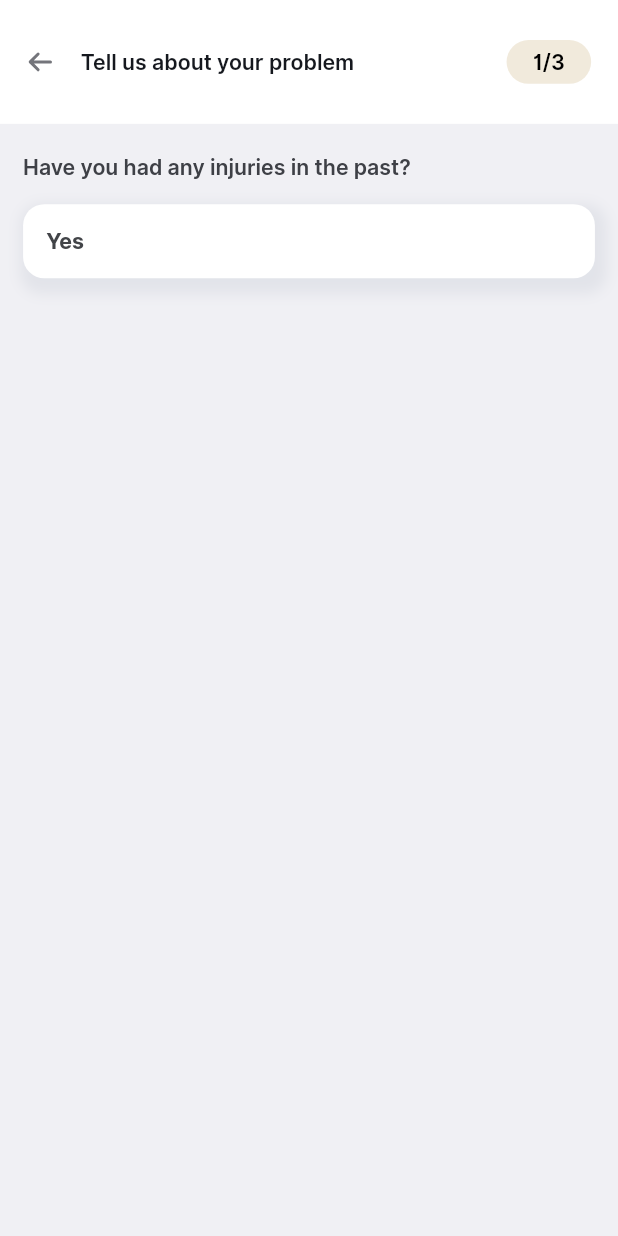
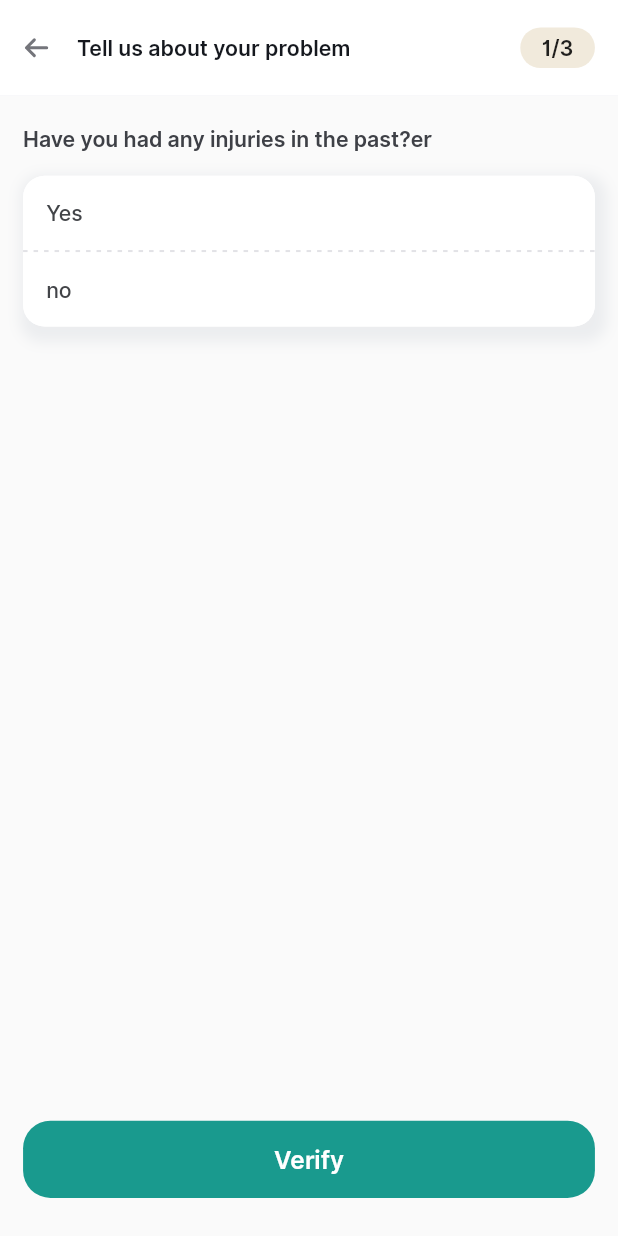
Before and after one commit to SomabhaiMistry/ths_user_app, a Flutter app: the AboutYourProblemView screen opened directly, on a phone screen of 412 x 824 dp. Run offline on Flutter 3.47's test engine with Material 2 defaults, Android fonts, the phone set to English and light mode, and no system bars; drawn by our look-alikes of dotted_line; our stand-ins replace flutter_screenutil, flutter_svg, pin_code_fields.

Commit message:
AboutYourProblemView.dart done by aakib

```diff
--- a/lib/Styles/my_colors.dart
+++ b/lib/Styles/my_colors.dart
@@ -3,6 +3,7 @@ import 'package:flutter/cupertino.dart';
 
 const white_ffffff = Color(0xFFffffff);
 const bg_btn_199a8e = Color(0xFF199a8e);
+const light_green_11199a8e = Color(0x11199a8e);
 const light_gray_f4f7f5 = Color(0xFFf4f7f5);
 const bg_gray_f0f0f4 = Color(0xFFf0f0f4);
 const title_black_15181e = Color(0xFF15181e);
@@ -17,4 +18,5 @@ const silver_box_f9fafb = Color(0xFFf9fafb);
 const silver_border_e5e7eb = Color(0xFFe5e7eb);
 const shadow_0x0f041d42 = Color(0x0f041d42);
 const orange_f3a581 = Color(0xFFf3a581);
+const orange_light_f1eadc = Color(0xFFf1eadc);
 const smoke_f5f5f5 = Color(0xFFf5f5f5);
--- a/lib/Styles/my_strings.dart
+++ b/lib/Styles/my_strings.dart
@@ -23,6 +23,7 @@ var str_twenty_nine = "29";
 var str_male = "Male";
 var str_female = "Female";
 var str_other = "Other";
+var str_have_you_had = "Have you had any injuries in the past?er";
 var str_mobile_verification = "Mobile Verification";
 var str_enter_verification_code = "Enter Verification Code";
 var str_enter_verification_code_send_your_mobile_no = "Enter code that we have sent to your number";
--- /dev/null
+++ b/lib/UIScreen/AboutYourProblemView.dart
@@ -0,0 +1,103 @@
+import 'package:flutter/material.dart';
+import 'package:flutter_screenutil/flutter_screenutil.dart';
+import 'package:flutter_svg/svg.dart';
+
+import '../Styles/my_colors.dart';
+import '../Styles/my_font.dart';
+import '../Styles/my_icons.dart';
+import 'FirstPage.dart';
+
+class AboutYourProblemView extends StatefulWidget {
+  const AboutYourProblemView({Key? key}) : super(key: key);
+
+  @override
+  State<AboutYourProblemView> createState() => _AboutYourProblemViewState();
+}
+
+class _AboutYourProblemViewState extends State<AboutYourProblemView> {
+  PageController controller = PageController();
+  List<Widget> _list = <Widget>[
+    new Center(child: new FirstPage()),
+    new Center(child: new FirstPage()),
+    new Center(child: new FirstPage()),
+  ];
+  int _curr = 0;
+
+  @override
+  Widget build(BuildContext context) {
+    return SafeArea(
+        child: Scaffold(
+      backgroundColor: bg_gray_f0f0f4,
+      body: Column(
+        mainAxisAlignment: MainAxisAlignment.start,
+        crossAxisAlignment: CrossAxisAlignment.start,
+        children: [
+
+          Container(
+            padding: EdgeInsets.symmetric(vertical: 18.h, horizontal: 14.w),
+            color: Colors.white,
+            child: Row(
+              mainAxisAlignment: MainAxisAlignment.start,
+              crossAxisAlignment: CrossAxisAlignment.center,
+              children: [
+                GestureDetector(
+                  onTap: () {
+                    Navigator.pop(context);
+                  },
+                  child: SvgPicture.asset(icon_back_arrow),
+                ),
+                SizedBox(
+                  width: 16.3.w,
+                ),
+                Expanded(
+                  flex: 1,
+                  child: Text(
+                    "Tell us about your problem",
+                    style: TextStyle(
+                        fontSize: 14.sp,
+                        color: title_black_15181e,
+                        fontFamily: interSemibold),
+                  ),
+                ),
+                Container(
+                  padding: EdgeInsets.symmetric(horizontal: 13.w,vertical: 5.h),
+                  decoration: BoxDecoration(
+                      borderRadius: BorderRadius.circular(26.r),
+                      color: orange_light_f1eadc
+                  ),
+                  child: Text(
+                    (_curr + 1).toString() + "/" + _list.length.toString(),
+
+                    textAlign: TextAlign.center,
+                    style: TextStyle(
+                        fontSize: 14.sp,
+                        color: Colors.black87,
+                        fontFamily: interSemibold,),
+                  ),
+                ),
+              ],
+            ),
+          ),
+
+
+          Expanded(
+            flex: 1,
+            child: PageView(
+              children: _list,
+              scrollDirection: Axis.horizontal,
+
+              // reverse: true,
+              // physics: BouncingScrollPhysics(),
+              controller: controller,
+              onPageChanged: (num) {
+                setState(() {
+                  _curr = num;
+                });
+              },
+            ),
+          ),
+        ],
+      ),
+    ));
+  }
+}
--- /dev/null
+++ b/lib/UIScreen/FirstPage.dart
@@ -0,0 +1,150 @@
+import 'package:dotted_line/dotted_line.dart';
+import 'package:flutter/material.dart';
+import 'package:flutter_screenutil/flutter_screenutil.dart';
+import 'package:ths_user_app/Styles/my_colors.dart';
+import 'package:ths_user_app/Styles/my_font.dart';
+
+import '../CommonLayout/box_shadow.dart';
+import '../CommonLayout/button.dart';
+import '../Styles/my_strings.dart';
+
+
+class FirstPage extends StatefulWidget {
+  const FirstPage({Key? key}) : super(key: key);
+
+  @override
+  State<FirstPage> createState() => _FirstPageState();
+}
+
+class _FirstPageState extends State<FirstPage> {
+
+  bool isYes = false;
+  bool isNo = false;
+
+  @override
+  Widget build(BuildContext context) {
+    return SafeArea(child: Scaffold(
+      body: Column(
+        mainAxisAlignment: MainAxisAlignment.start,
+        crossAxisAlignment: CrossAxisAlignment.start,
+        children: [
+          Expanded(
+            flex: 1,
+            child: Padding(
+              padding:  EdgeInsets.symmetric(horizontal: 14.w,vertical: 20.h),
+              child: Column(
+                mainAxisAlignment: MainAxisAlignment.start,
+                crossAxisAlignment: CrossAxisAlignment.start,
+                children: [
+
+                  // Have you had any injuries in the past?
+                  Text(
+                      str_have_you_had,
+                      style:  TextStyle(
+                          color: light_black_3e4046,
+                          fontFamily: interSemibold,
+                          fontStyle:  FontStyle.normal,
+                          fontSize: 14.sp
+                      ),
+                      textAlign: TextAlign.left
+                  ),
+
+                  SizedBox(height: 16.h,),
+
+                  Container(
+                    decoration: boxDecoration,
+                    child: Column(
+                      mainAxisAlignment: MainAxisAlignment.start,
+                      crossAxisAlignment: CrossAxisAlignment.start,
+                      children: [
+                        GestureDetector(
+                          onTap: (){
+                            setState(() {
+                              isYes =true;
+                              isNo =false;
+                            });
+                          },
+                          child: Container(
+                            padding:  EdgeInsets.symmetric(horizontal: 14.w,vertical: 16.h),
+                            decoration: BoxDecoration(
+                              color: isYes?light_green_11199a8e:Colors.white,
+                                borderRadius: BorderRadius.only(
+                            topRight: Radius.circular(14.r),
+                                topLeft: Radius.circular(14.r))
+                            ),
+                            child: Row(
+                              mainAxisAlignment: MainAxisAlignment.start,
+                              crossAxisAlignment: CrossAxisAlignment.start,
+                              children: [
+                                // Yes
+                                Text(
+                                    str_yes,
+                                    style:  TextStyle(
+                                        color:isYes?  bg_btn_199a8e:grays_424448,
+                                        fontFamily: interMedium,
+                                        fontStyle:  FontStyle.normal,
+                                        fontSize: 14.sp
+                                    ),
+                                    textAlign: TextAlign.left
+                                )
+                              ],
+                            ),
+                          ),
+                        ),
+                        DottedLine(
+                          direction: Axis.horizontal,
+                          lineLength: double.infinity,
+                          lineThickness: 1.5,
+                          dashLength: 3.0,
+                          dashColor:isYes? bg_btn_199a8e:line_gray_e2e2e6,
+                          dashGapLength: 4.0,
+                        ),
+
+                        GestureDetector(
+                          onTap: (){
+                            setState(() {
+                              isYes =false;
+                              isNo =true;
+                            });
+                          },
+                          child: Container(
+                            padding:  EdgeInsets.symmetric(horizontal: 14.w,vertical: 16.h),
+                            decoration: BoxDecoration(
+                                color: isNo?light_green_11199a8e:Colors.white,
+                                borderRadius: BorderRadius.only(
+                                    bottomLeft: Radius.circular(14.r),
+                                    bottomRight: Radius.circular(14.r))
+                            ),
+                            child: Row(
+                              mainAxisAlignment: MainAxisAlignment.start,
+                              crossAxisAlignment: CrossAxisAlignment.start,
+                              children: [
+                                // Yes
+                                Text(
+                                    str_no,
+                                    style:  TextStyle(
+                                        color:  isNo?  bg_btn_199a8e:grays_424448,
+                                        fontFamily: interMedium,
+                                        fontStyle:  FontStyle.normal,
+                                        fontSize: 14.sp
+                                    ),
+                                    textAlign: TextAlign.left
+                                )
+                              ],
+                            ),
+                          ),
+                        ),
+
+                      ],
+                    ),
+                  )
+                ],
+              ),
+            ),
+          ),
+          Button(str_verify)
+        ],
+      ),
+    ));
+  }
+}
--- a/lib/UIScreen/about_your_problem_view.dart
+++ b/lib/UIScreen/about_your_problem_view.dart
@@ -1,108 +1,108 @@
-import 'package:flutter/cupertino.dart';
-import 'package:flutter/material.dart';
-import 'package:flutter_screenutil/flutter_screenutil.dart';
-import 'package:flutter_svg/svg.dart';
-import 'package:ths_user_app/Styles/my_colors.dart';
-
-import '../CommonLayout/box_shadow.dart';
-import '../Styles/my_font.dart';
-import '../Styles/my_icons.dart';
-import '../Styles/my_strings.dart';
-
-class AboutYourProblemView extends StatefulWidget {
-  const AboutYourProblemView({Key? key}) : super(key: key);
-
-  @override
-  State<AboutYourProblemView> createState() => _AboutYourProblemViewState();
-}
-
-class _AboutYourProblemViewState extends State<AboutYourProblemView> {
-  @override
-  Widget build(BuildContext context) {
-    return SafeArea(
-        child: Scaffold(
-
-           backgroundColor: bg_gray_f0f0f4,
-
-          body: Column(
-        mainAxisAlignment: MainAxisAlignment.start,
-        crossAxisAlignment: CrossAxisAlignment.start,
-        children: [
-          Container(
-            padding: EdgeInsets.symmetric(vertical: 26.3.h, horizontal: 16.3.w),
-            color: Colors.white,
-            child: Row(
-              mainAxisAlignment: MainAxisAlignment.start,
-              mainAxisSize: MainAxisSize.max,
-              children: [
-                GestureDetector(
-                  onTap: () {
-                    Navigator.pop(context);
-                  },
-                  child: SvgPicture.asset(icon_back_arrow),
-                ),
-                SizedBox(
-                  width: 16.3.w,
-                ),
-                Expanded(
-                  child: Text(
-                    str_tell_us_about_your_problem,
-                    style: TextStyle(
-                        fontSize: 14.sp,
-                        color: title_black_15181e,
-                        fontFamily: interSemibold),
-                  ),
-                ),
-                Container(
-                  padding:
-                      EdgeInsets.symmetric(vertical: 6.h, horizontal: 16.w),
-                  decoration: BoxDecoration(
-                      color: bg_gray_f1eadc,
-                      borderRadius: BorderRadius.circular(18.r)),
-                  child: Text(
-                    str_no_of_page,
-                    style: TextStyle(
-                        fontSize: 14.sp,
-                        color: Colors.black,
-                        fontFamily: interSemibold),
-                  ),
-                ),
-              ],
-            ),
-          ),
-          Container(
-            margin: EdgeInsets.only(left: 14.w,top: 20.h),
-            child: Text(str_have_you_had_any_injuries_in_the_past,style: TextStyle(
-              fontSize: 14.sp,fontFamily: interSemibold,color: light_black_3e4046
-            ),),
-          ),
-
-
-          Container(
-            margin: EdgeInsets.only(left: 14.w,right: 14.w,top: 16.h),
-            decoration: boxDecoration,
-            child: Column(
-            mainAxisAlignment: MainAxisAlignment.start,
-            crossAxisAlignment: CrossAxisAlignment.start,
-            children: [
-
-              Container(
-                padding: EdgeInsets.symmetric(vertical: 16.h,horizontal: 14.w),
-                child: Row(
-                  mainAxisAlignment: MainAxisAlignment.start,
-                  crossAxisAlignment: CrossAxisAlignment.start,
-                  children: [
-                    Text(str_yes,style: TextStyle(
-                      fontFamily: interBold,fontSize: 14.sp,color:grays_424448
-                    ),),
-                  ],
-                ),
-              )
-            ],
-          ),
-          )
-        ],
-      ),
-    ));
-  }
-}
+// import 'package:flutter/cupertino.dart';
+// import 'package:flutter/material.dart';
+// import 'package:flutter_screenutil/flutter_screenutil.dart';
+// import 'package:flutter_svg/svg.dart';
+// import 'package:ths_user_app/Styles/my_colors.dart';
+//
+// import '../CommonLayout/box_shadow.dart';
+// import '../Styles/my_font.dart';
+// import '../Styles/my_icons.dart';
+// import '../Styles/my_strings.dart';
+//
+// class AboutYourProblemView extends StatefulWidget {
+//   const AboutYourProblemView({Key? key}) : super(key: key);
+//
+//   @override
+//   State<AboutYourProblemView> createState() => _AboutYourProblemViewState();
+// }
+//
+// class _AboutYourProblemViewState extends State<AboutYourProblemView> {
+//   @override
+//   Widget build(BuildContext context) {
+//     return SafeArea(
+//         child: Scaffold(
+//
+//            backgroundColor: bg_gray_f0f0f4,
+//
+//           body: Column(
+//         mainAxisAlignment: MainAxisAlignment.start,
+//         crossAxisAlignment: CrossAxisAlignment.start,
+//         children: [
+//           Container(
+//             padding: EdgeInsets.symmetric(vertical: 26.3.h, horizontal: 16.3.w),
+//             color: Colors.white,
+//             child: Row(
+//               mainAxisAlignment: MainAxisAlignment.start,
+//               mainAxisSize: MainAxisSize.max,
+//               children: [
+//                 GestureDetector(
+//                   onTap: () {
+//                     Navigator.pop(context);
+//                   },
+//                   child: SvgPicture.asset(icon_back_arrow),
+//                 ),
+//                 SizedBox(
+//                   width: 16.3.w,
+//                 ),
+//                 Expanded(
+//                   child: Text(
+//                     str_tell_us_about_your_problem,
+//                     style: TextStyle(
+//                         fontSize: 14.sp,
+//                         color: title_black_15181e,
+//                         fontFamily: interSemibold),
+//                   ),
+//                 ),
+//                 Container(
+//                   padding:
+//                       EdgeInsets.symmetric(vertical: 6.h, horizontal: 16.w),
+//                   decoration: BoxDecoration(
+//                       color: bg_gray_f1eadc,
+//                       borderRadius: BorderRadius.circular(18.r)),
+//                   child: Text(
+//                     str_no_of_page,
+//                     style: TextStyle(
+//                         fontSize: 14.sp,
+//                         color: Colors.black,
+//                         fontFamily: interSemibold),
+//                   ),
+//                 ),
+//               ],
+//             ),
+//           ),
+//           Container(
+//             margin: EdgeInsets.only(left: 14.w,top: 20.h),
+//             child: Text(str_have_you_had_any_injuries_in_the_past,style: TextStyle(
+//               fontSize: 14.sp,fontFamily: interSemibold,color: light_black_3e4046
+//             ),),
+//           ),
+//
+//
+//           Container(
+//             margin: EdgeInsets.only(left: 14.w,right: 14.w,top: 16.h),
+//             decoration: boxDecoration,
+//             child: Column(
+//             mainAxisAlignment: MainAxisAlignment.start,
+//             crossAxisAlignment: CrossAxisAlignment.start,
+//             children: [
+//
+//               Container(
+//                 padding: EdgeInsets.symmetric(vertical: 16.h,horizontal: 14.w),
+//                 child: Row(
+//                   mainAxisAlignment: MainAxisAlignment.start,
+//                   crossAxisAlignment: CrossAxisAlignment.start,
+//                   children: [
+//                     Text(str_yes,style: TextStyle(
+//                       fontFamily: interBold,fontSize: 14.sp,color:grays_424448
+//                     ),),
+//                   ],
+//                 ),
+//               )
+//             ],
+//           ),
+//           )
+//         ],
+//       ),
+//     ));
+//   }
+// }
```
Also changed, not shown: lib/CommonLayout/green_box_shadow.dart (added, +18 -0 lines), lib/UIScreen/ListScreen.dart (+43 -21 lines), lib/UIScreen/personal_information_view.dart (+42 -9 lines).
